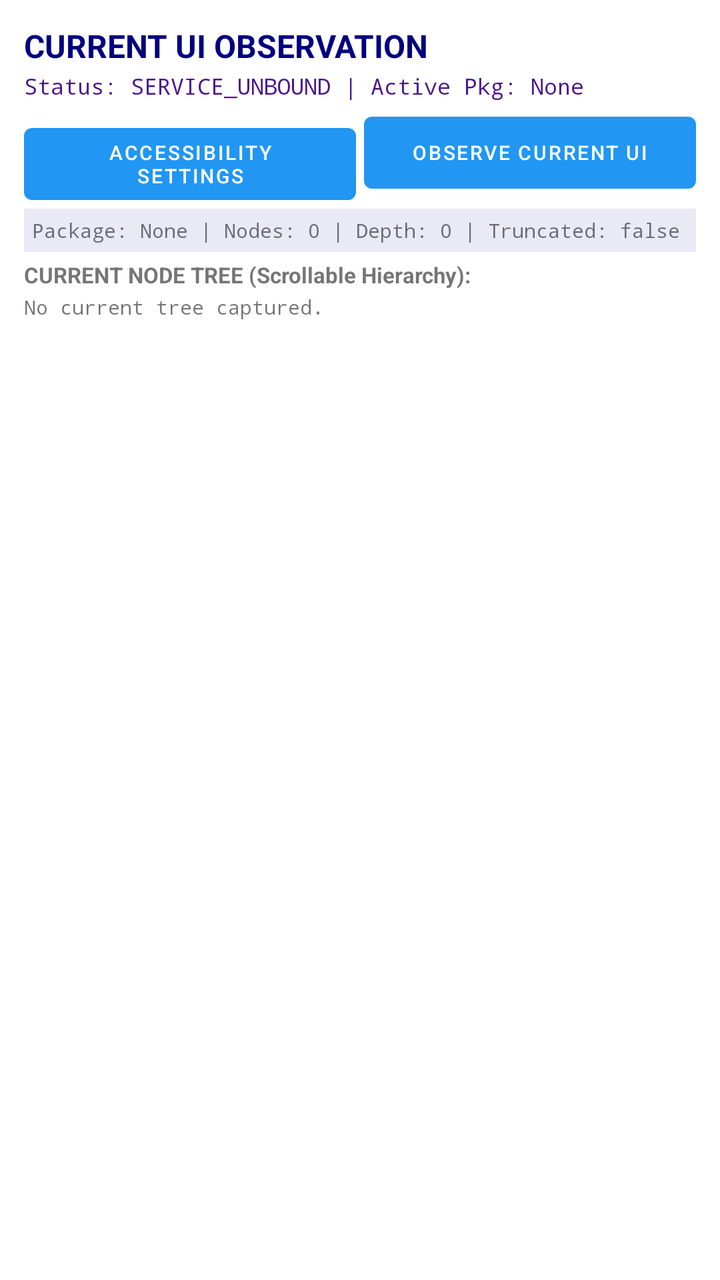
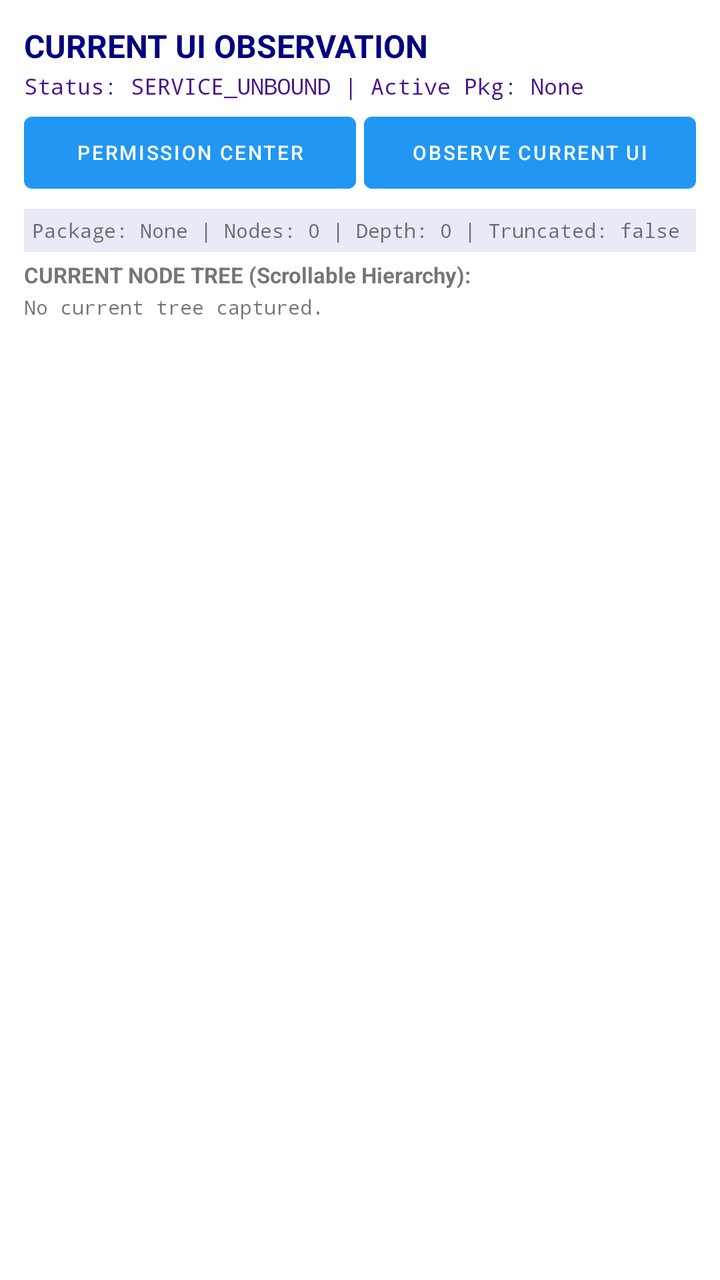

Two renders of the same Android screen: before a commit and after it. Below are the layout's source before the change and the commit's diff.
<!-- AndroidManifest.xml: application theme Theme.LocalAgent -->
<!-- res/layout/activity_current_observation.xml -->
<?xml version="1.0" encoding="utf-8"?>
<LinearLayout xmlns:android="http://schemas.android.com/apk/res/android"
    android:layout_width="match_parent"
    android:layout_height="match_parent"
    android:orientation="vertical"
    android:padding="12dp">

    <TextView
        android:id="@+id/tvTitle"
        android:layout_width="match_parent"
        android:layout_height="wrap_content"
        android:text="CURRENT UI OBSERVATION"
        android:textSize="16sp"
        android:textStyle="bold"
        android:textColor="#000080" />

    <TextView
        android:id="@+id/tvAccessibilityStatus"
        android:layout_width="match_parent"
        android:layout_height="wrap_content"
        android:layout_marginTop="2dp"
        android:text="Status: SERVICE_UNBOUND | Active Pkg: None"
        android:textSize="11sp"
        android:fontFamily="monospace"
        android:textColor="#4A148C" />

    <LinearLayout
        android:layout_width="match_parent"
        android:layout_height="wrap_content"
        android:layout_marginTop="2dp"
        android:orientation="horizontal">

        <Button
            android:id="@+id/btnOpenAccessibilitySettings"
            android:layout_width="0dp"
            android:layout_height="wrap_content"
            android:layout_weight="1"
            android:text="Accessibility Settings"
            android:textSize="10sp" />

        <Button
            android:id="@+id/btnObserveCurrentUi"
            android:layout_width="0dp"
            android:layout_height="wrap_content"
            android:layout_weight="1"
            android:layout_marginStart="4dp"
            android:text="Observe Current UI"
            android:textSize="10sp" />
    </LinearLayout>

    <TextView
        android:id="@+id/tvSnapshotMeta"
        android:layout_width="match_parent"
        android:layout_height="wrap_content"
        android:layout_marginTop="4dp"
        android:text="Package: None | Nodes: 0 | Depth: 0 | Truncated: false"
        android:textSize="10sp"
        android:fontFamily="monospace"
        android:background="#E8EAF6"
        android:padding="4dp" />

    <TextView
        android:id="@+id/tvCurrentTreeHeader"
        android:layout_width="match_parent"
        android:layout_height="wrap_content"
        android:layout_marginTop="4dp"
        android:text="CURRENT NODE TREE (Scrollable Hierarchy):"
        android:textSize="11sp"
        android:textStyle="bold" />

    
    <ScrollView
        android:layout_width="match_parent"
        android:layout_height="0dp"
        android:layout_weight="1"
        android:layout_marginTop="2dp"
        android:fillViewport="true">

        <HorizontalScrollView
            android:layout_width="match_parent"
            android:layout_height="wrap_content">

            <TextView
                android:id="@+id/tvCurrentNodeTree"
                android:layout_width="wrap_content"
                android:layout_height="wrap_content"
                android:text="No current tree captured."
                android:textSize="10sp"
                android:fontFamily="monospace" />
        </HorizontalScrollView>
    </ScrollView>

</LinearLayout>
<!-- resources referenced by this layout -->
<resources>
  <style name="Theme.LocalAgent" parent="Theme.MaterialComponents.DayNight.DarkActionBar">
          <item name="colorPrimary">#2196F3</item>
          <item name="colorPrimaryVariant">#1976D2</item>
          <item name="colorOnPrimary">#FFFFFF</item>
          <item name="colorSecondary">#03DAC6</item>
          <item name="colorSecondaryVariant">#018786</item>
          <item name="colorOnSecondary">#000000</item>
      </style>
</resources>

<!-- the commit's change to res/layout/activity_current_observation.xml (unified diff, before → after) -->
@@ -31,11 +31,11 @@
         android:orientation="horizontal">
 
         <Button
-            android:id="@+id/btnOpenAccessibilitySettings"
+            android:id="@+id/btnOpenPermissionCenter"
             android:layout_width="0dp"
             android:layout_height="wrap_content"
             android:layout_weight="1"
-            android:text="Accessibility Settings"
+            android:text="Permission Center"
             android:textSize="10sp" />
 
         <Button
